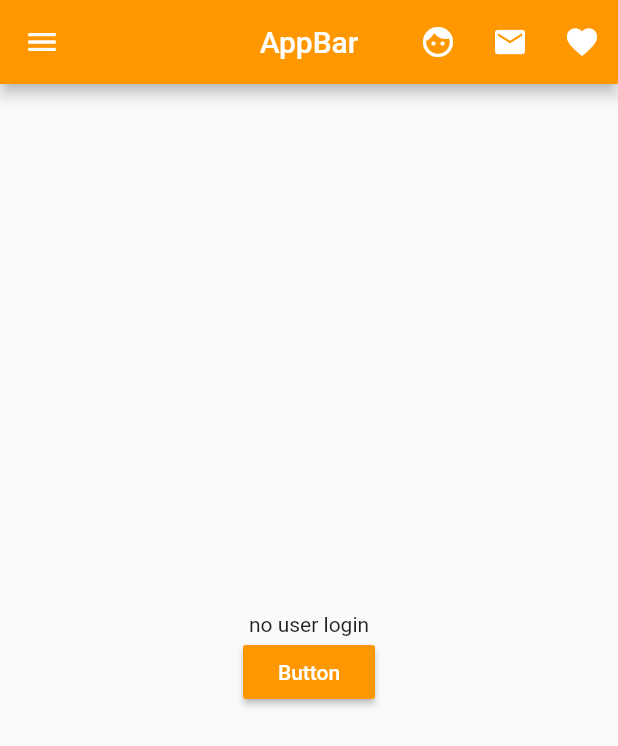
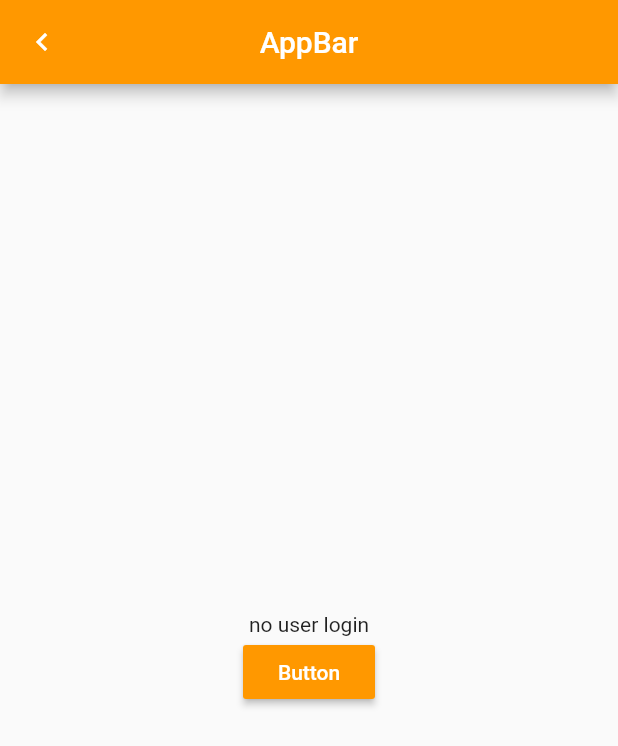
Before and after one commit to zwtin/flutter_firebase, a Flutter app: the EventDetailScreen screen opened directly, on a phone screen of 412 x 824 dp. Shown: the top 746 px of the screen. Run offline on Flutter 3.47's test engine with Material 2 defaults, Android fonts, the phone set to English and light mode, and no system bars; our stand-ins replace cloud_firestore, equatable, firebase_auth, firebase_crashlytics, google_sign_in; missing offline and left inert: bloc_provider; accounts and stored records are empty.

Commit message:
Icon変更、FAB実装

```diff
--- a/lib/blocs/authentication/authentication_bloc.dart
+++ b/lib/blocs/authentication/authentication_bloc.dart
@@ -27,6 +27,11 @@ class AuthenticationBloc implements Bloc {
     _stateController.sink.add(AuthenticationFailure());
   }
 
+  Future<bool> isSignIn() async {
+    final aaa = await _authRepository.isSignedIn();
+    return aaa;
+  }
+
   @override
   Future<void> dispose() async {
     await _stateController.close();
--- a/lib/screens/event_detail_screen.dart
+++ b/lib/screens/event_detail_screen.dart
@@ -5,9 +5,14 @@ class EventDetailScreen extends StatelessWidget {
   Widget build(BuildContext context) {
     return Scaffold(
       appBar: AppBar(
-        leading: Icon(
-          Icons.menu,
-          color: Colors.white,
+        leading: IconButton(
+          icon: Icon(
+            Icons.chevron_left,
+            color: Colors.white,
+          ),
+          onPressed: () {
+            Navigator.of(context).pop();
+          },
         ),
         title: Text(
           'AppBar',
@@ -17,26 +22,6 @@ class EventDetailScreen extends StatelessWidget {
         ),
         backgroundColor: Colors.orange,
         centerTitle: true,
-        actions: <Widget>[
-          IconButton(
-            icon: Icon(
-              Icons.face,
-              color: Colors.white,
-            ),
-          ),
-          IconButton(
-            icon: Icon(
-              Icons.email,
-              color: Colors.white,
-            ),
-          ),
-          IconButton(
-            icon: Icon(
-              Icons.favorite,
-              color: Colors.white,
-            ),
-          ),
-        ],
       ),
       body: Center(
         child: Column(
--- a/lib/screens/tab_screen.dart
+++ b/lib/screens/tab_screen.dart
@@ -18,14 +18,14 @@ class TabScreen extends StatelessWidget {
       tabBar: CupertinoTabBar(
         items: [
           BottomNavigationBarItem(
-            icon: Icon(CupertinoIcons.home),
+            icon: Icon(Icons.home),
           ),
           BottomNavigationBarItem(
-            icon: Icon(CupertinoIcons.person),
+            icon: Icon(Icons.person),
           ),
         ],
         activeColor: Colors.blue,
-        inactiveColor: Colors.black,
+        inactiveColor: Colors.white,
         backgroundColor: Colors.orange,
       ),
       controller: _cupertinoTabController,
```
Also changed, not shown: lib/screens/event_list_screen.dart (+17 -0 lines).
